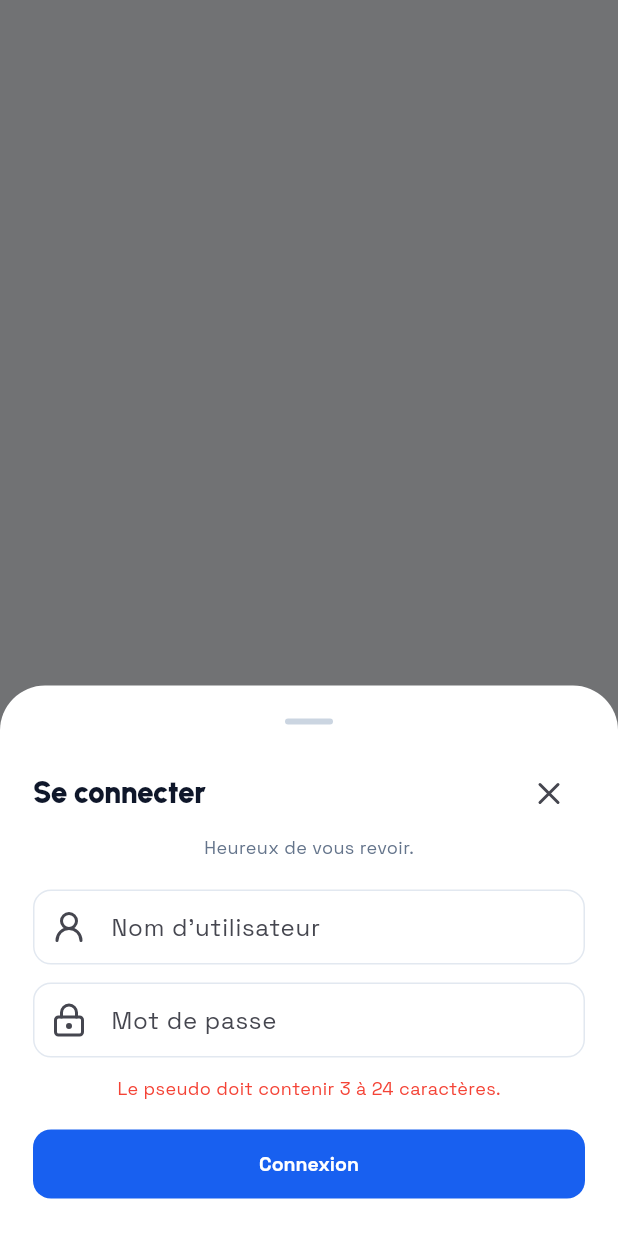
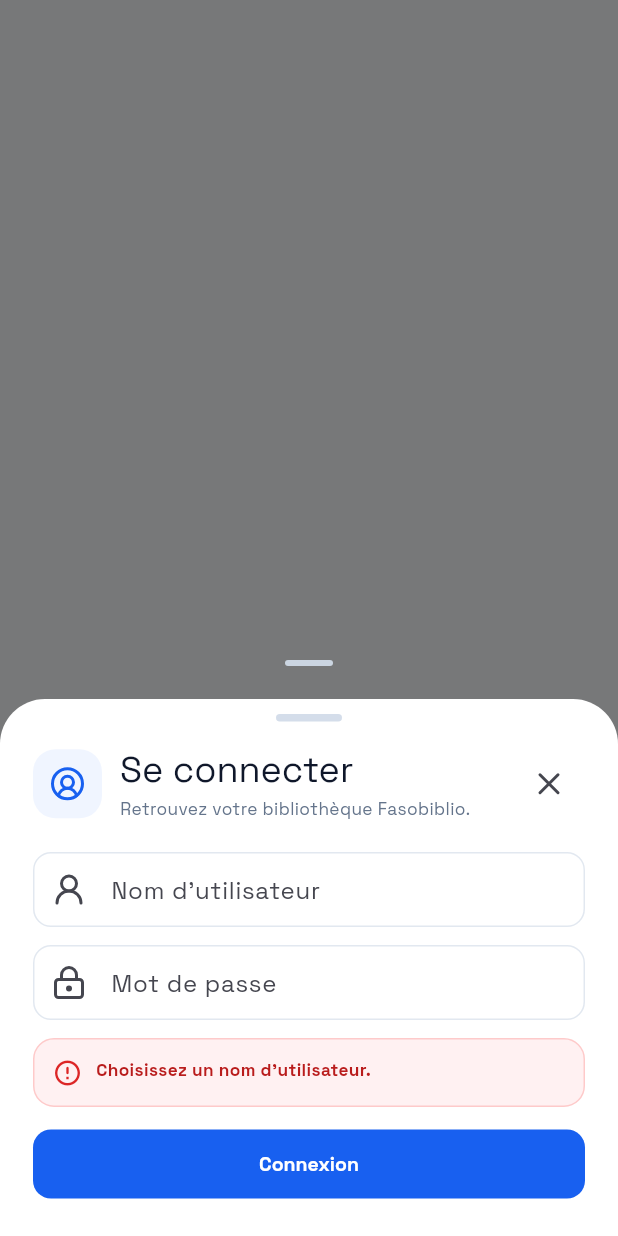
Before and after one commit to aY-Hack-dev/fasobiblio-flutter, a Flutter app: what showAuthSheet() shows on an empty page, opened directly with empty values, after a tap on "Connexion", on a phone screen of 412 x 824 dp. Run offline on Flutter 3.47's test engine with Material 3 defaults, Android fonts, the phone set to English and light mode, and no system bars; our stand-ins replace cached_network_image, connectivity_plus, flutter_markdown, flutter_svg, google_fonts, lucide_icons_flutter and 3 more; missing offline and left inert: pdfrx; accounts and stored records are empty; network calls fail.

Commit message:
UX: improve auth validation and loading states

```diff
--- a/lib/screens/auth_sheet.dart
+++ b/lib/screens/auth_sheet.dart
@@ -5,25 +5,138 @@
 
 Future<void> showAuthSheet(BuildContext context, AppState state, {required bool signup}) async {
   final pseudo = TextEditingController(), password = TextEditingController(), phone = TextEditingController();
-  String? error; var busy = false;
-  await showModalBottomSheet<void>(context: context, isScrollControlled: true, useSafeArea: true, showDragHandle: true, builder: (sheetContext) => StatefulBuilder(builder: (context, setModalState) {
-    Future<void> submit() async {
-      if (!RegExp(r'^[A-Za-z0-9_.-]{3,24}$').hasMatch(pseudo.text)) { setModalState(() => error = 'Le pseudo doit contenir 3 à 24 caractères.'); return; }
-      if (password.text.length < 8) { setModalState(() => error = 'Le mot de passe doit contenir au moins 8 caractères.'); return; }
-      if (signup && !RegExp(r'^\d{8,10}$').hasMatch(phone.text.replaceAll(RegExp(r'\D'), ''))) { setModalState(() => error = 'Le numéro de téléphone est invalide.'); return; }
-      setModalState(() { busy = true; error = null; });
-      try { signup ? await state.signup(pseudo.text, password.text, phone.text) : await state.login(pseudo.text, password.text); if (sheetContext.mounted) Navigator.pop(sheetContext); }
-      catch (e) { setModalState(() => error = friendlyFailure(e, action: signup ? 'créer votre compte' : 'vous connecter')); }
-      finally { if (sheetContext.mounted) setModalState(() => busy = false); }
-    }
-    return Padding(padding: EdgeInsets.fromLTRB(22, 0, 22, MediaQuery.viewInsetsOf(context).bottom + 24), child: SafeArea(top: false, child: Column(mainAxisSize: MainAxisSize.min, children: [
-      Row(children: [Expanded(child: Text(signup ? 'Créer mon compte' : 'Se connecter', style: Theme.of(context).textTheme.headlineMedium)), IconButton(onPressed: () => Navigator.pop(sheetContext), icon: const Icon(AppIcons.close))]), const SizedBox(height: 3), Text(signup ? 'Synchronisez votre accès Fasobiblio.' : 'Heureux de vous revoir.', style: const TextStyle(fontSize: 12, color: AppColors.muted)),
-      const SizedBox(height: 20), TextField(controller: pseudo, textInputAction: TextInputAction.next, autocorrect: false, decoration: const InputDecoration(labelText: 'Nom d’utilisateur', prefixIcon: Icon(AppIcons.user))),
-      const SizedBox(height: 12), TextField(controller: password, obscureText: true, decoration: const InputDecoration(labelText: 'Mot de passe', prefixIcon: Icon(AppIcons.lock))),
-      if (signup) ...[const SizedBox(height: 12), TextField(controller: phone, keyboardType: TextInputType.phone, decoration: const InputDecoration(labelText: 'Téléphone de récupération', prefixIcon: Icon(AppIcons.phone)))],
-      if (error != null) Padding(padding: const EdgeInsets.only(top: 12), child: Text(error!, style: const TextStyle(fontSize: 12, color: Colors.red))),
-      const SizedBox(height: 18), SizedBox(width: double.infinity, child: FilledButton(onPressed: busy ? null : submit, child: Text(busy ? 'Veuillez patienter…' : signup ? 'Créer le compte' : 'Connexion'))),
-    ])));
-  }));
+  String? error;
+  var busy = false;
+
+  String? validatePseudo(String value) {
+    final trimmed = value.trim();
+    if (trimmed.isEmpty) return 'Choisissez un nom d’utilisateur.';
+    if (trimmed.length < 3) return 'Ajoutez encore ${3 - trimmed.length} caractère${3 - trimmed.length > 1 ? 's' : ''} au pseudo.';
+    if (trimmed.length > 24) return 'Le pseudo ne peut pas dépasser 24 caractères.';
+    final invalid = RegExp(r'[^A-Za-z0-9_.-]').firstMatch(trimmed);
+    if (invalid != null) return 'Le caractère « ${invalid.group(0)} » n’est pas autorisé. Utilisez lettres, chiffres, point, tiret ou underscore.';
+    return null;
+  }
+
+  String? validatePassword(String value) {
+    if (value.isEmpty) return 'Saisissez votre mot de passe.';
+    if (value.length < 8) return 'Mot de passe trop court : ${value.length}/8 caractères. Ajoutez encore ${8 - value.length}.';
+    return null;
+  }
+
+  await showModalBottomSheet<void>(
+    context: context,
+    isScrollControlled: true,
+    useSafeArea: true,
+    backgroundColor: Colors.transparent,
+    barrierColor: Colors.black.withValues(alpha: .52),
+    builder: (sheetContext) => StatefulBuilder(builder: (context, setModalState) {
+      Future<void> submit() async {
+        final pseudoError = validatePseudo(pseudo.text);
+        if (pseudoError != null) { setModalState(() => error = pseudoError); return; }
+        final passwordError = validatePassword(password.text);
+        if (passwordError != null) { setModalState(() => error = passwordError); return; }
+        if (signup) {
+          final digits = phone.text.replaceAll(RegExp(r'\D'), '');
+          if (!RegExp(r'^\d{8,10}$').hasMatch(digits)) {
+            setModalState(() => error = 'Numéro invalide : saisissez 8 à 10 chiffres pour le téléphone de récupération.');
+            return;
+          }
+        }
+        setModalState(() { busy = true; error = null; });
+        try {
+          signup ? await state.signup(pseudo.text.trim(), password.text, phone.text) : await state.login(pseudo.text.trim(), password.text);
+          if (!sheetContext.mounted) return;
+          await Future<void>.delayed(const Duration(milliseconds: 350));
+          if (sheetContext.mounted) Navigator.pop(sheetContext);
+          if (context.mounted) showToast(context, signup ? 'Compte créé et synchronisé.' : 'Connexion réussie.', success: true);
+        } catch (e) {
+          if (sheetContext.mounted) setModalState(() => error = friendlyFailure(e, action: signup ? 'créer votre compte' : 'vous connecter'));
+        } finally {
+          if (sheetContext.mounted) setModalState(() => busy = false);
+        }
+      }
+
+      final dark = Theme.of(context).brightness == Brightness.dark;
+      return SafeArea(
+        top: false,
+        child: Material(
+          color: dark ? const Color(0xFF111B2C) : Colors.white,
+          borderRadius: const BorderRadius.vertical(top: Radius.circular(30)),
+          clipBehavior: Clip.antiAlias,
+          child: SingleChildScrollView(
+            padding: EdgeInsets.fromLTRB(22, 10, 22, MediaQuery.viewInsetsOf(context).bottom + 24),
+            child: Column(mainAxisSize: MainAxisSize.min, children: [
+              Container(width: 44, height: 5, decoration: BoxDecoration(color: dark ? const Color(0xFF43516A) : const Color(0xFFD4DDEA), borderRadius: BorderRadius.circular(10))),
+              const SizedBox(height: 16),
+              Row(children: [
+                Container(width: 46, height: 46, decoration: BoxDecoration(color: AppColors.sky, borderRadius: BorderRadius.circular(15)), child: const Icon(AppIcons.account, color: AppColors.blue)),
+                const SizedBox(width: 12),
+                Expanded(child: Column(crossAxisAlignment: CrossAxisAlignment.start, children: [
+                  Text(signup ? 'Créer mon compte' : 'Se connecter', style: Theme.of(context).textTheme.headlineSmall),
+                  const SizedBox(height: 2),
+                  Text(signup ? 'Synchronisez vos achats, favoris et accès Premium.' : 'Retrouvez votre bibliothèque Fasobiblio.', style: const TextStyle(fontSize: 11.5, color: AppColors.muted)),
+                ])),
+                IconButton(onPressed: busy ? null : () => Navigator.pop(sheetContext), icon: const Icon(AppIcons.close)),
+              ]),
+              const SizedBox(height: 20),
+              TextField(
+                controller: pseudo,
+                enabled: !busy,
+                textInputAction: TextInputAction.next,
+                autocorrect: false,
+                onChanged: (_) { if (error != null) setModalState(() => error = null); },
+                decoration: const InputDecoration(labelText: 'Nom d’utilisateur', hintText: '3 à 24 caractères', prefixIcon: Icon(AppIcons.user)),
+              ),
+              const SizedBox(height: 12),
+              TextField(
+                controller: password,
+                enabled: !busy,
+                obscureText: true,
+                onChanged: (_) { if (error != null) setModalState(() => error = null); },
+                decoration: const InputDecoration(labelText: 'Mot de passe', hintText: '8 caractères minimum', prefixIcon: Icon(AppIcons.lock)),
+              ),
+              if (signup) ...[
+                const SizedBox(height: 12),
+                TextField(
+                  controller: phone,
+                  enabled: !busy,
+                  keyboardType: TextInputType.phone,
+                  onChanged: (_) { if (error != null) setModalState(() => error = null); },
+                  decoration: const InputDecoration(labelText: 'Téléphone de récupération', hintText: 'Ex : 70 12 34 56', prefixIcon: Icon(AppIcons.phone)),
+                ),
+              ],
+              AnimatedSwitcher(
+                duration: const Duration(milliseconds: 180),
+                child: error == null
+                    ? const SizedBox(height: 8)
+                    : Container(
+                        key: ValueKey(error),
+                        width: double.infinity,
+                        margin: const EdgeInsets.only(top: 12),
+                        padding: const EdgeInsets.all(12),
+                        decoration: BoxDecoration(color: const Color(0xFFFFF1F2), borderRadius: BorderRadius.circular(14), border: Border.all(color: const Color(0xFFFECACA))),
+                        child: Row(crossAxisAlignment: CrossAxisAlignment.start, children: [const Icon(Icons.error_outline_rounded, color: Color(0xFFDC2626), size: 20), const SizedBox(width: 9), Expanded(child: Text(error!, style: const TextStyle(fontSize: 11.5, height: 1.4, color: Color(0xFFB91C1C), fontWeight: FontWeight.w700)))]),
+                      ),
+              ),
+              const SizedBox(height: 14),
+              SizedBox(
+                width: double.infinity,
+                child: FilledButton(
+                  onPressed: busy ? null : submit,
+                  child: AnimatedSwitcher(
+                    duration: const Duration(milliseconds: 180),
+                    child: busy
+                        ? const Row(key: ValueKey('busy'), mainAxisAlignment: MainAxisAlignment.center, children: [SizedBox(width: 18, height: 18, child: CircularProgressIndicator(strokeWidth: 2.2, color: Colors.white)), SizedBox(width: 10), Text('Veuillez patienter…')])
+                        : Text(key: const ValueKey('idle'), signup ? 'Créer le compte' : 'Connexion'),
+                  ),
+                ),
+              ),
+            ]),
+          ),
+        ),
+      );
+    }),
+  );
   pseudo.dispose(); password.dispose(); phone.dispose();
 }
```
